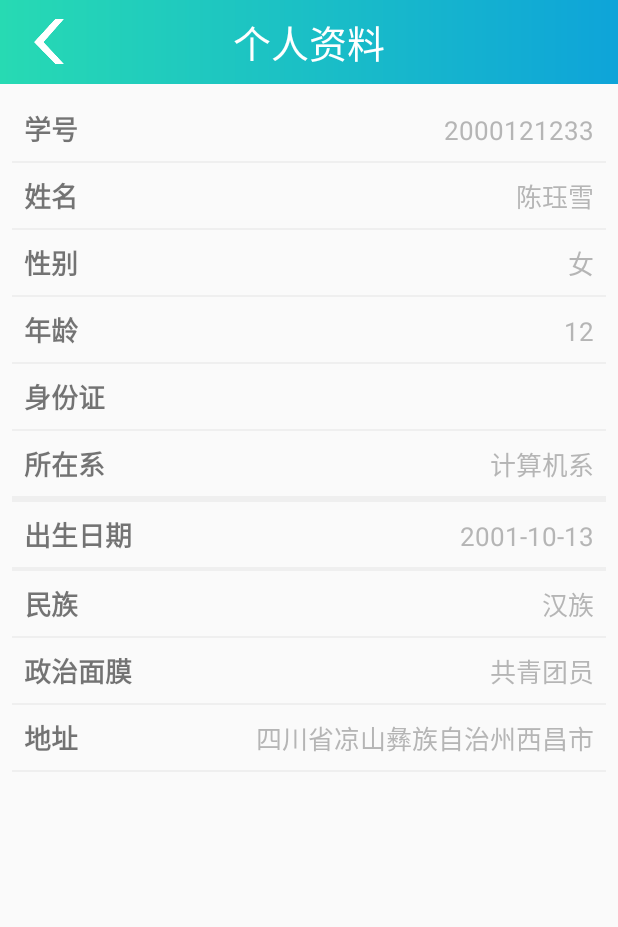
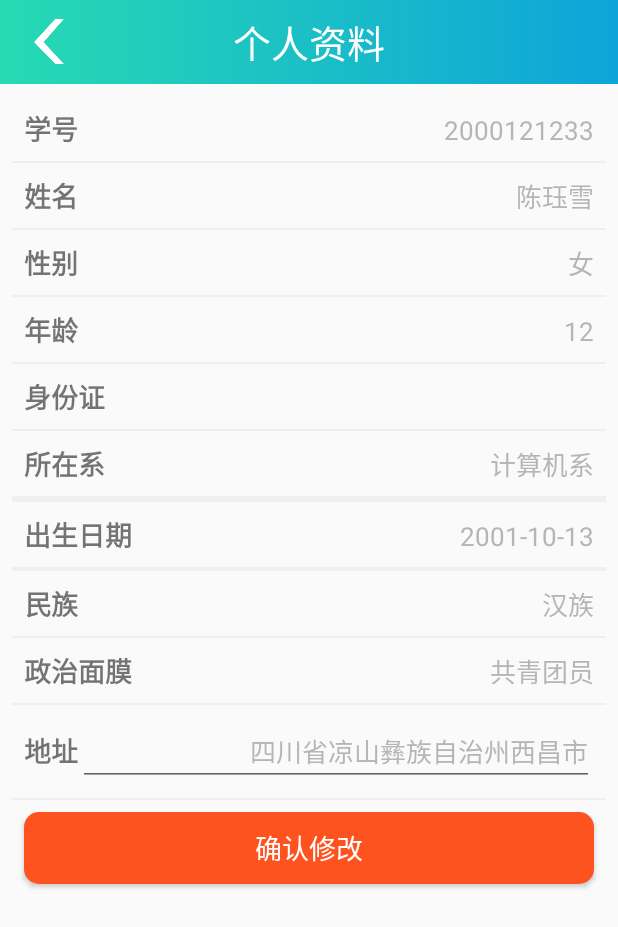
Before and after one commit to SGP0410/SmartCampus, an Android app: the fragment FragmentWoDeGerenziliao placed in its activity, on a phone screen of 412 x 824 dp. Shown: the top 927 px of the screen. Run offline under Robolectric (Android 15) with nearby library versions, the phone set to English and light mode, and no system bars; 14 statements that could not run were skipped.

Commit message:
2021-8-13 18:20

```diff
--- a/app/src/main/java/com/example/smartcampus/fragment/homeScreenFragment/FragmentWoDeGerenziliao.java
+++ b/app/src/main/java/com/example/smartcampus/fragment/homeScreenFragment/FragmentWoDeGerenziliao.java
@@ -1,6 +1,8 @@
 package com.example.smartcampus.fragment.homeScreenFragment;
 
 import android.view.View;
+import android.widget.Button;
+import android.widget.EditText;
 import android.widget.ImageView;
 import android.widget.LinearLayout;
 import android.widget.TextView;
@@ -10,7 +12,13 @@ import com.example.smartcampus.R;
 import com.example.smartcampus.bean.User;
 import com.example.smartcampus.bean.statistics.Major;
 import com.example.smartcampuslibrary.fragment.BaseFragment;
+import com.example.smartcampuslibrary.net.OkHttpLo;
+import com.example.smartcampuslibrary.net.OkHttpTo;
+import com.example.smartcampuslibrary.utils.Utils;
 
+import org.json.JSONObject;
+
+import java.io.IOException;
 import java.util.List;
 
 public class FragmentWoDeGerenziliao extends BaseFragment {
@@ -26,13 +34,14 @@ public class FragmentWoDeGerenziliao extends BaseFragment {
     private TextView txtGrade;
     private TextView txtNation;
     private TextView txtFace;
-    private TextView address;
+    private EditText address;
     private ImageView back;
     private TextView txtCarid;
     private LinearLayout linZhuanye;
     private LinearLayout linGrade;
     private LinearLayout linClass;
     private TextView txtClass;
+    private Button btnSave;
 
     @Override
     protected int layoutResId() {
@@ -58,6 +67,8 @@ public class FragmentWoDeGerenziliao extends BaseFragment {
         linGrade = view.findViewById(R.id.lin_grade);
         linClass = view.findViewById(R.id.lin_class);
         txtClass = view.findViewById(R.id.txt_class);
+        btnSave = view.findViewById(R.id.btn_save);
+        btnSave.setOnClickListener(this);
     }
 
     private static final String TAG = "FragmentWoDeGerenziliao";
@@ -89,7 +100,7 @@ public class FragmentWoDeGerenziliao extends BaseFragment {
             }
             txtGrade.setText(user.getGrade());
             major.setText(grade);
-            txtClass.setText(grade+user.getClas());
+            txtClass.setText(grade + user.getClas());
         } else {
             linClass.setVisibility(View.GONE);
             linGrade.setVisibility(View.GONE);
@@ -101,6 +112,23 @@ public class FragmentWoDeGerenziliao extends BaseFragment {
 
     @Override
     public void onClick(View view) {
+        new OkHttpTo().setUrl("UpdateStudentAddress")
+                .setRequestType("post")
+                .setJSONObject("address" , address.getText().toString())
+                .setJSONObject("id" , Application.getUser().getId())
+                .setOkHttpLo(new OkHttpLo() {
+                    @Override
+                    public void onResponse(JSONObject jsonObject) {
+                        if (jsonObject.optString("code").equals("200")){
+                            Utils.showToast("修改成功");
+                            Application.getUser().setAddress(address.getText().toString());
+                        }
+                    }
 
+                    @Override
+                    public void onFailure(IOException e) {
+
+                    }
+                }).start();
     }
 }
--- a/app/src/main/res/layout/fragment_wode_geren.xml
+++ b/app/src/main/res/layout/fragment_wode_geren.xml
@@ -403,7 +403,7 @@
                 android:textSize="18dp"
                 />
 
-            <TextView
+            <EditText
                 android:id="@+id/address"
                 android:layout_width="match_parent"
                 android:layout_height="wrap_content"
@@ -420,10 +420,21 @@
             android:background="#EFEFEF"
             />
 
-
+        <Button
+            android:layout_width="match_parent"
+            android:layout_height="wrap_content"
+            android:id="@+id/btn_save"
+            android:background="@drawable/btn_hong_r20"
+            android:textColor="#FFF"
+            android:text="确认修改"
+            android:textSize="18dp"
+            android:layout_margin="@dimen/dp_10"
+            />
 
     </LinearLayout>
 
 
 
+
+
 </LinearLayout>
```
Also changed, not shown: app/src/main/java/com/example/smartcampus/bean/User.java (+9 -1 lines), app/src/main/java/com/example/smartcampus/fragment/homeScreenFragment/YinYongFragment.java (line endings or trailing spaces).
